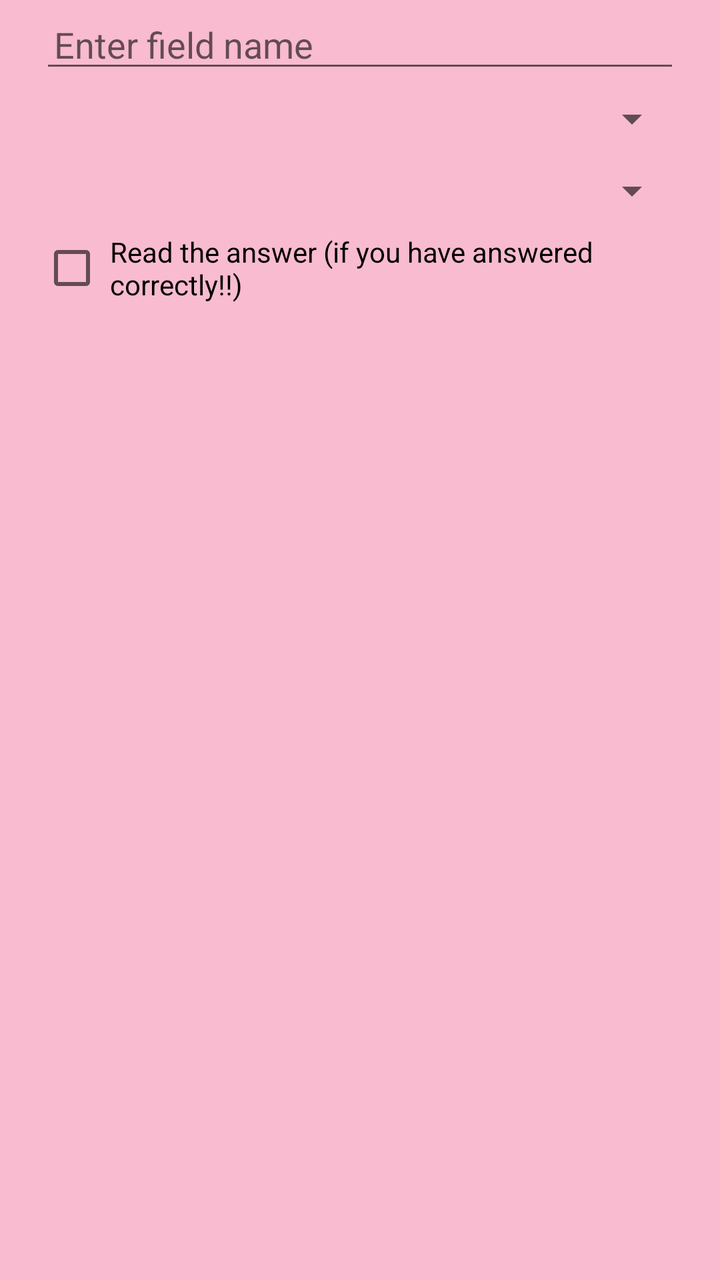
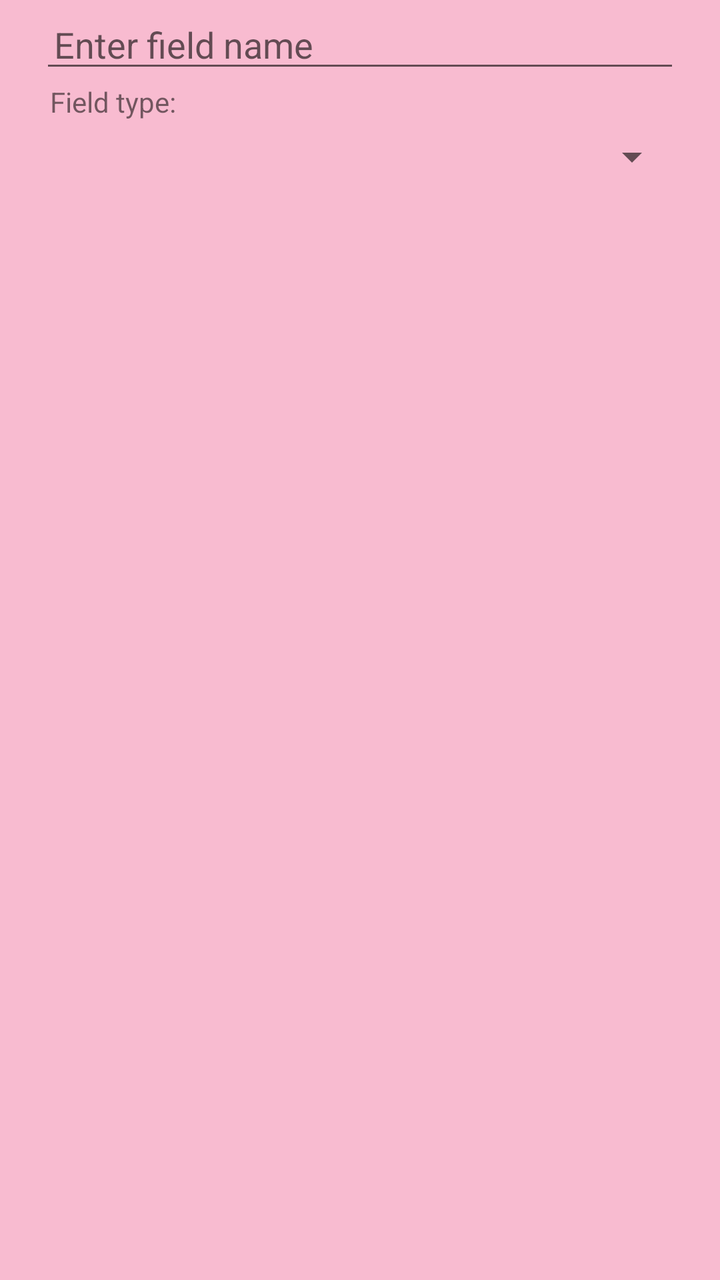

Compare the two renders of this Android layout. The source of the first and the diff that turns it into the second are given below.
<!-- AndroidManifest.xml: application theme MyMaterialTheme -->
<!-- res/layout/create_field_dialog_fragment.xml -->
<?xml version="1.0" encoding="utf-8"?>
<LinearLayout xmlns:android="http://schemas.android.com/apk/res/android"
    android:layout_width="match_parent"
    android:layout_height="match_parent"
    android:orientation="vertical"
    android:paddingEnd="20dp"
    android:paddingLeft="20dp"
    android:paddingRight="20dp"
    android:paddingStart="20dp">

    <EditText
        android:id="@+id/enter_field_name"
        android:layout_width="match_parent"
        android:layout_height="wrap_content"
        android:layout_gravity="center"
        android:hint="@string/enter_field_name"
        android:imeOptions="flagNoExtractUi"
        android:paddingLeft="7dp" />

    <Spinner
        android:id="@+id/field_type_spinner"
        android:layout_width="match_parent"
        android:layout_height="wrap_content"
        android:layout_marginBottom="6dp"
        android:layout_marginTop="6dp" />

    <Spinner
        android:id="@+id/check_type_spinner"
        android:layout_width="match_parent"
        android:layout_height="wrap_content"
        android:layout_marginBottom="6dp"
        android:layout_marginTop="6dp" />


    <CheckBox
        android:id="@+id/read_answer"
        android:layout_width="match_parent"
        android:layout_height="wrap_content"
        android:padding="3dp"
        android:text="@string/read_answer" />

    <Spinner
        android:id="@+id/locales_spinner"
        android:layout_width="match_parent"
        android:layout_height="wrap_content"
        android:layout_marginBottom="6dp"
        android:layout_marginTop="6dp"
        android:visibility="gone" />
</LinearLayout>
<!-- resources referenced by this layout -->
<resources>
  <string name="enter_field_name">Enter field name</string>
  <string name="read_answer">Read the answer (if you have answered correctly!!)</string>
  <style name="MyMaterialTheme" parent="MyMaterialTheme.Base">
  
      </style>
  <style name="MyMaterialTheme.Base" parent="Theme.AppCompat.Light.DarkActionBar">
          <item name="windowNoTitle">true</item>
          <item name="windowActionBar">false</item>
          <item name="colorPrimary">@color/colorPrimary</item>
          <item name="colorPrimaryDark">@color/colorPrimaryDark</item>
          <item name="colorAccent">@color/colorAccent</item>
          <item name="android:windowBackground">@color/windowBackground</item>
      </style>
  <color name="colorPrimary">#EC407A</color>
  <color name="colorPrimaryDark">#AD1457</color>
  <color name="colorAccent">#EA80FC</color>
  <color name="windowBackground">#F8BBD0</color>
</resources>

<!-- the commit's change to res/layout/create_field_dialog_fragment.xml (unified diff, before → after) -->
@@ -17,6 +17,13 @@
         android:imeOptions="flagNoExtractUi"
         android:paddingLeft="7dp" />
 
+    <TextView
+        android:layout_width="match_parent"
+        android:layout_height="wrap_content"
+        android:layout_marginStart="5dp"
+        android:layout_marginLeft="5dp"
+        android:text="@string/field_type" />
+
     <Spinner
         android:id="@+id/field_type_spinner"
         android:layout_width="match_parent"
@@ -24,26 +31,41 @@
         android:layout_marginBottom="6dp"
         android:layout_marginTop="6dp" />
 
-    <Spinner
-        android:id="@+id/check_type_spinner"
+    <LinearLayout
+        android:id="@+id/show_default_field_options"
         android:layout_width="match_parent"
         android:layout_height="wrap_content"
-        android:layout_marginBottom="6dp"
-        android:layout_marginTop="6dp" />
+        android:orientation="vertical"
+        android:visibility="gone">
+
+        <TextView
+            android:layout_width="match_parent"
+            android:layout_height="wrap_content"
+            android:layout_marginStart="5dp"
+            android:layout_marginLeft="5dp"
+            android:text="@string/check_type" />
+
+        <Spinner
+            android:id="@+id/check_type_spinner"
+            android:layout_width="match_parent"
+            android:layout_height="wrap_content"
+            android:layout_marginBottom="6dp"
+            android:layout_marginTop="6dp" />
 
 
-    <CheckBox
-        android:id="@+id/read_answer"
-        android:layout_width="match_parent"
-        android:layout_height="wrap_content"
-        android:padding="3dp"
-        android:text="@string/read_answer" />
+        <CheckBox
+            android:id="@+id/read_answer"
+            android:layout_width="match_parent"
+            android:layout_height="wrap_content"
+            android:padding="3dp"
+            android:text="@string/read_answer" />
 
-    <Spinner
-        android:id="@+id/locales_spinner"
-        android:layout_width="match_parent"
-        android:layout_height="wrap_content"
-        android:layout_marginBottom="6dp"
-        android:layout_marginTop="6dp"
-        android:visibility="gone" />
+        <Spinner
+            android:id="@+id/locales_spinner"
+            android:layout_width="match_parent"
+            android:layout_height="wrap_content"
+            android:layout_marginBottom="6dp"
+            android:layout_marginTop="6dp"
+            android:visibility="gone" />
+    </LinearLayout>
 </LinearLayout>
<!-- resource entries referenced after the edit -->
@@ -1,6 +1,8 @@
 <!-- resources referenced by this layout -->
 <resources>
+  <string name="check_type">Check type:</string>
   <string name="enter_field_name">Enter field name</string>
+  <string name="field_type">Field type:</string>
   <string name="read_answer">Read the answer (if you have answered correctly!!)</string>
   <style name="MyMaterialTheme" parent="MyMaterialTheme.Base">
   
